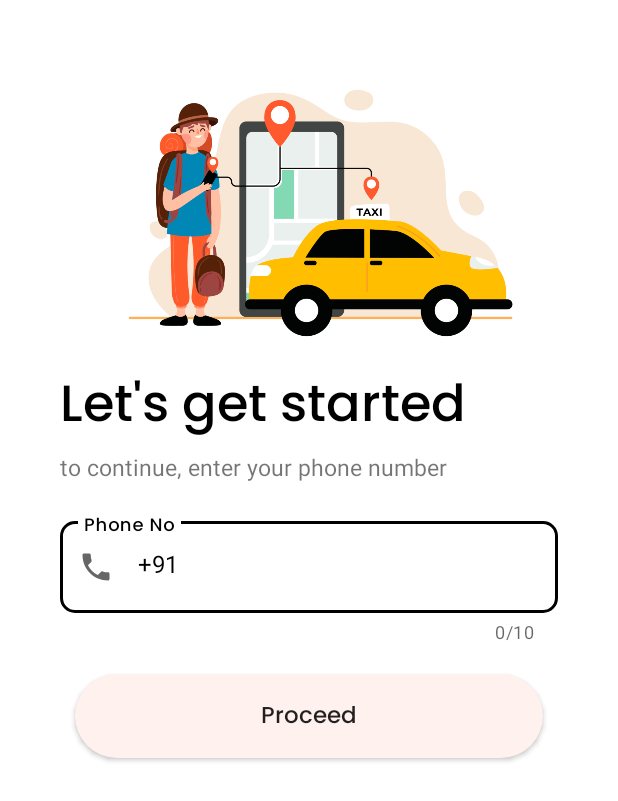
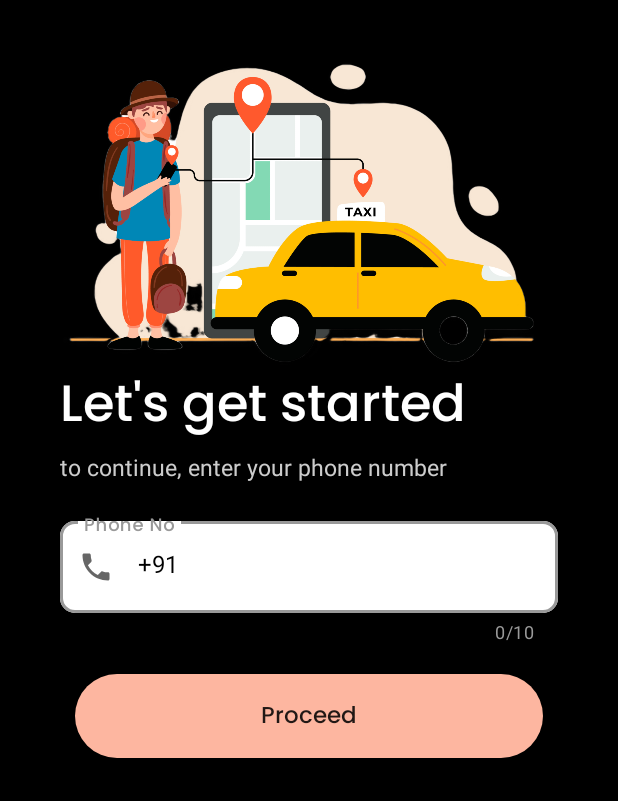
Before and after one commit to Rekt-Cat/Posito-Cabs, an Android app: the screen it shows after launch (LogInActivity), on a phone screen of 412 x 824 dp. Shown: the top 801 px of the screen. Run offline under Robolectric (Android 15) with nearby library versions, the phone set to English and light mode, and no system bars; our stand-ins replace Firebase (no records; nobody signed in at launch, a user with empty details on screens opened directly).

Commit message:
black bg done

```diff
--- a/app/src/main/java/com/example/positocabs/Views/Auth/OtpActivity.java
+++ b/app/src/main/java/com/example/positocabs/Views/Auth/OtpActivity.java
@@ -283,7 +283,7 @@ public class OtpActivity extends AppCompatActivity {
             @Override
             public void onTick(long l) {
                 resendOtp.setClickable(false);
-                resendOtp.setTextColor(getResources().getColor(R.color.grey_default));
+                resendOtp.setTextColor(getResources().getColor(R.color.grey_txt));
                 resendOtp.setText("Resend OTP in "+ l/1000 +" seconds");
             }
 
--- a/app/src/main/res/drawable/edit_text_shape.xml
+++ b/app/src/main/res/drawable/edit_text_shape.xml
@@ -2,9 +2,9 @@
 <shape xmlns:android="http://schemas.android.com/apk/res/android"
     android:shape="rectangle">
 
-    <solid android:color="@color/transparent"/>
+    <solid android:color="@color/white"/>
     <corners android:radius="12dp"/>
     <size android:width="270dp" android:height="44dp"/>
-    <stroke android:color="@color/black" android:width="1dp"/>
+    <stroke android:color="@color/grey_border" android:width="1dp"/>
 
 </shape>
--- a/app/src/main/res/layout/activity_log_in.xml
+++ b/app/src/main/res/layout/activity_log_in.xml
@@ -6,7 +6,8 @@
     android:layout_height="match_parent"
     android:orientation="vertical"
     android:padding="20dp"
-    tools:context=".Views.Auth.LogInActivity">
+    tools:context=".Views.Auth.LogInActivity"
+    android:background="@color/black">
 
     <LinearLayout
         android:layout_width="match_parent"
@@ -25,13 +26,14 @@
             android:layout_height="wrap_content"
             android:fontFamily="@font/poppins_medium"
             android:text="Let's get started"
-            android:textColor="#000000"
+            android:textColor="@color/white"
             android:textSize="34sp" />
         <TextView
             android:layout_width="wrap_content"
             android:layout_height="wrap_content"
             android:text="to continue, enter your phone number"
-            android:textSize="15sp"/>
+            android:textSize="15sp"
+            android:textColor="@color/grey_txt"/>
 
         <com.google.android.material.textfield.TextInputLayout
             android:id="@+id/phone_no_layout"
@@ -40,8 +42,9 @@
             android:layout_marginTop="20dp"
             app:prefixText="+91"
             android:hint="Phone No"
-            app:boxStrokeColor="@color/black"
-            app:hintTextColor="@color/black"
+            app:boxStrokeColor="@color/grey_border"
+            app:boxBackgroundColor="@color/white"
+            app:hintTextColor="@color/grey_border"
             app:prefixTextColor="@color/black"
             app:startIconDrawable="@drawable/baseline_phone_24"
             style="@style/Widget.MaterialComponents.TextInputLayout.OutlinedBox"
@@ -50,7 +53,8 @@
             app:boxCornerRadiusTopEnd="10dp"
             app:boxCornerRadiusTopStart="10dp"
             app:counterEnabled="true"
-            app:counterMaxLength="10">
+            app:counterMaxLength="10"
+            app:counterTextColor="@color/grey_border">
             <com.google.android.material.textfield.TextInputEditText
                 android:id="@+id/phone_no_edit_text"
                 android:layout_width="match_parent"
--- a/app/src/main/res/values/colors.xml
+++ b/app/src/main/res/values/colors.xml
@@ -10,11 +10,13 @@
 
     //apne colors
     <color name="grey_default">#666666</color>
+    <color name="grey_border">#999999</color>
+    <color name="grey_txt">#CCCCCC</color>
     <color name="transparent">#00FFFFFF</color>
-    <color name="skyblue_hyperlink">#0091FF</color>
+    <color name="skyblue_hyperlink">#0381FF</color>
     <color name="grey">#FFE8E8E8</color>
     <color name="my_red">#FFFF2020</color>
-    <color name="my_orange1">#FFF1ED</color>
+    <color name="my_orange1">#FDB6A0</color>
     <color name="my_orange2">#FFFDB6A0</color>
     <color name="my_orange3">#FFFDC9B9</color>
 
```
Also changed, not shown: app/src/main/res/layout/activity_otp.xml (+7 -4 lines), app/src/main/res/drawable/iluustration_cab.jpg (deleted), app/src/main/res/drawable/iluustration_cab.png (added).
